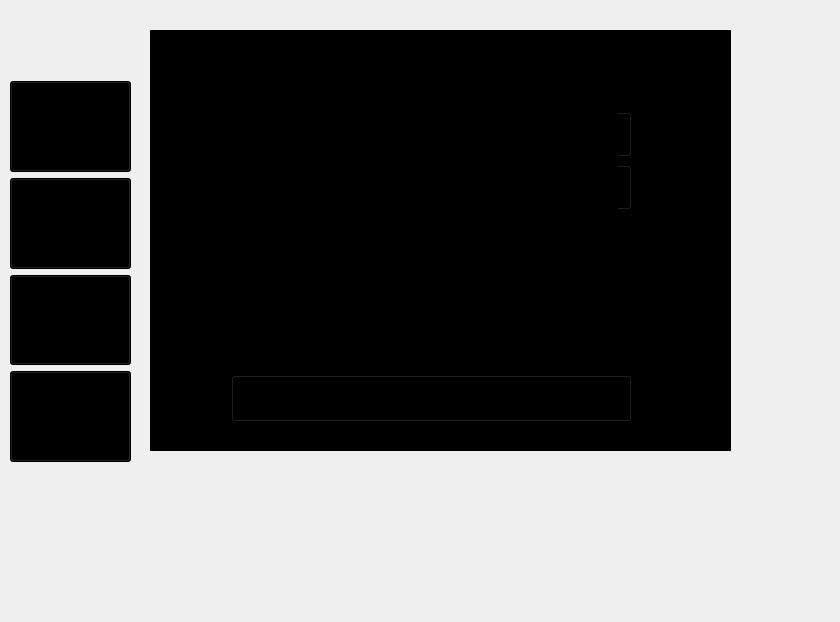
First picture: the form in secondialogbox/teacherdashboard.ui, repository SijanBhandari17/IAMS, before the edit.
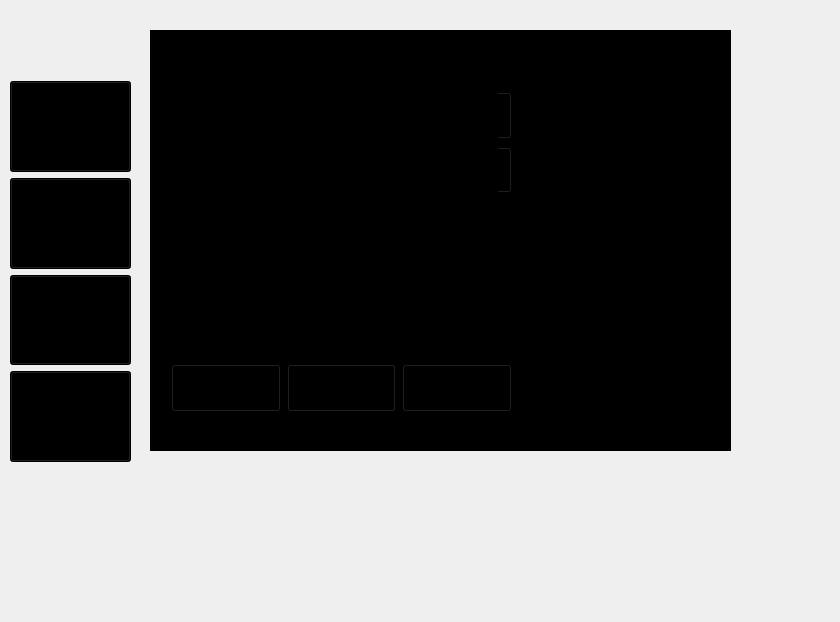
Second picture: the form after the edit. Icons and pictures are not drawn.

The edit to the form file:
```diff
--- a/secondialogbox/teacherdashboard.ui
+++ b/secondialogbox/teacherdashboard.ui
@@ -193,13 +193,13 @@
      </widget>
     </widget>
     <widget class="QWidget" name="Internal">
-     <widget class="QWidget" name="layoutWidget">
+     <widget class="QWidget" name="">
       <property name="geometry">
        <rect>
-        <x>81</x>
-        <y>81</y>
-        <width>401</width>
-        <height>311</height>
+        <x>21</x>
+        <y>61</y>
+        <width>341</width>
+        <height>321</height>
        </rect>
       </property>
       <layout class="QVBoxLayout" name="verticalLayout_2">
@@ -333,7 +333,22 @@
         </layout>
        </item>
        <item>
-        <widget class="QPushButton" name="internalupdate">
+        <layout class="QHBoxLayout" name="horizontalLayout_6">
+         <item>
+          <widget class="QPushButton" name="internalAdd">
+           <property name="sizePolicy">
+            <sizepolicy hsizetype="Preferred" vsizetype="Preferred">
+             <horstretch>0</horstretch>
+             <verstretch>0</verstretch>
+            </sizepolicy>
+           </property>
+           <property name="text">
+            <string>Add</string>
+           </property>
+          </widget>
+         </item>
+         <item>
+          <widget class="QPushButton" name="internalUpdate">
          <property name="sizePolicy">
           <sizepolicy hsizetype="Preferred" vsizetype="Preferred">
            <horstretch>0</horstretch>
@@ -344,6 +359,21 @@
           <string>Update</string>
          </property>
         </widget>
+         </item>
+         <item>
+          <widget class="QPushButton" name="internalDelete">
+           <property name="sizePolicy">
+            <sizepolicy hsizetype="Preferred" vsizetype="Preferred">
+             <horstretch>0</horstretch>
+             <verstretch>0</verstretch>
+            </sizepolicy>
+           </property>
+           <property name="text">
+            <string>Delete</string>
+           </property>
+          </widget>
+         </item>
+        </layout>
        </item>
       </layout>
      </widget>
```
Lines whose indentation alone changed are shown as unchanged.
